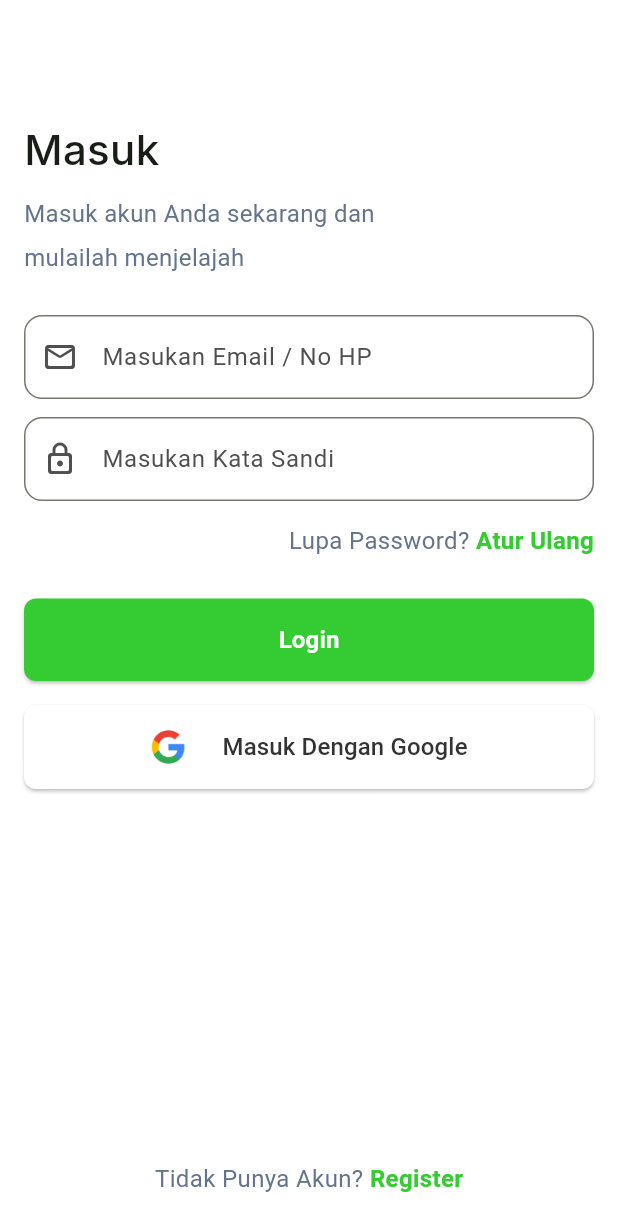
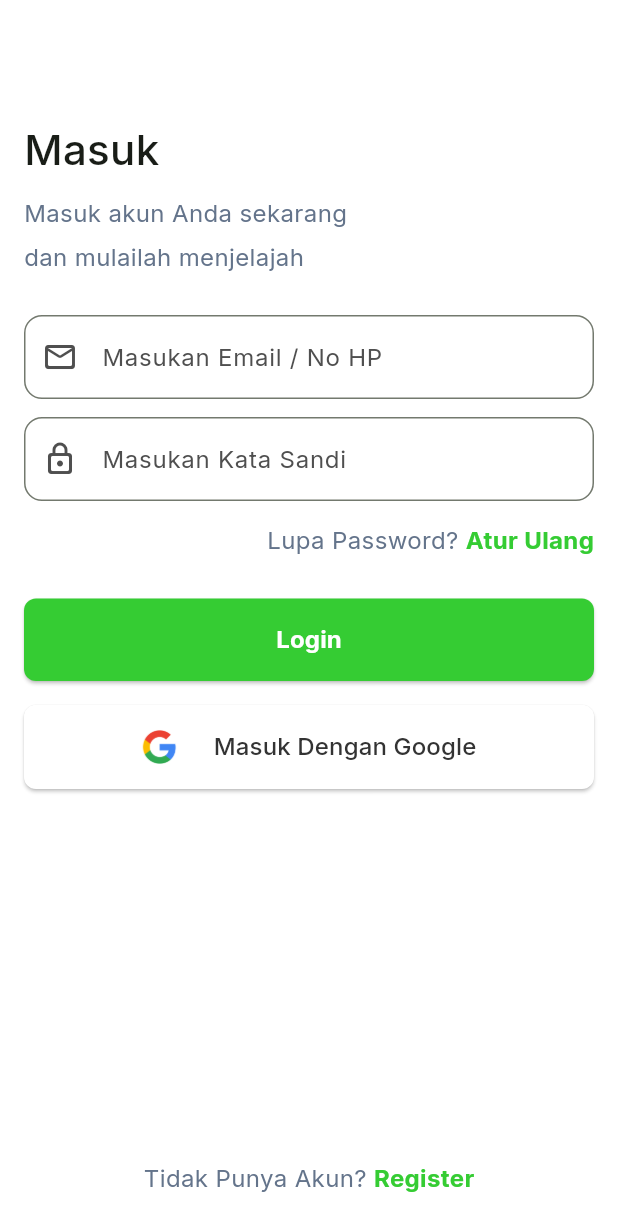
Before and after one commit to RecyThing/RecyThing-Mobile, a Flutter app: the screen it shows after launch, on a phone screen of 412 x 824 dp. Shown: the top 1231 px of the screen. Run offline on Flutter 3.47's test engine with Material 2 defaults, Android fonts, the phone set to English and light mode, and no system bars; our stand-ins replace carousel_slider, google_fonts.

Commit message:
add profile in main.dart

```diff
--- a/recything_mobile/lib/constants/pallete.dart
+++ b/recything_mobile/lib/constants/pallete.dart
@@ -57,10 +57,7 @@ class ThemeFont {
     fontSize: 40,
     fontWeight: FontWeight.w300,
   );
-  static TextStyle interText = GoogleFonts.inter(
-    fontSize: 16,
-    fontWeight: FontWeight.w400,
-  );
+  static TextStyle interText = GoogleFonts.inter();
 
   static TextStyle mulishText = GoogleFonts.mulish(
     fontSize: 22,
--- a/recything_mobile/lib/main.dart
+++ b/recything_mobile/lib/main.dart
@@ -1,6 +1,7 @@
 import 'package:flutter/material.dart';
 import 'package:recything_mobile/constants/pallete.dart';
 import 'package:recything_mobile/screens/dashboard.dart';
+import 'package:recything_mobile/screens/home/pages/profile_screen.dart';
 import 'package:recything_mobile/screens/login/login_screen.dart';
 
 void main() {
@@ -16,13 +17,15 @@ class MyApp extends StatelessWidget {
     return MaterialApp(
       title: 'Flutter Demo',
       theme: ThemeData(
+        fontFamily: "Inter",
         colorScheme: ColorScheme.fromSeed(seedColor: Pallete.main),
         useMaterial3: true,
       ),
       initialRoute: '/login',
       routes: {
         '/login': (context) => const LoginScreen(),
-        '/dashboard': (context) => const Dasboard()
+        '/dashboard': (context) => const Dasboard(),
+        '/profile': (context) => const ProfileScreen()
       },
     );
   }
--- a/recything_mobile/lib/screens/dashboard.dart
+++ b/recything_mobile/lib/screens/dashboard.dart
@@ -1,6 +1,6 @@
 import 'package:flutter/material.dart';
 import 'package:recything_mobile/constants/pallete.dart';
-import 'package:recything_mobile/screens/home/home_screen.dart';
+import 'package:recything_mobile/screens/home/pages/home_screen.dart';
 
 class Dasboard extends StatefulWidget {
   const Dasboard({super.key});
--- a/recything_mobile/lib/screens/home/widgets/home_header.dart
+++ b/recything_mobile/lib/screens/home/widgets/home_header.dart
@@ -45,7 +45,9 @@ class HomeHeader extends StatelessWidget {
             ],
           ),
         ),
-        Container(
+        GestureDetector(
+          onTap: () => Navigator.pushNamed(context, '/profile'),
+          child: Container(
             margin: const EdgeInsets.only(left: 16),
             padding: const EdgeInsets.all(12),
             decoration: BoxDecoration(
@@ -57,6 +59,7 @@ class HomeHeader extends StatelessWidget {
               style: ThemeFont.interText.copyWith(
                   fontWeight: FontWeight.bold, color: Pallete.textMainButton),
             ),
+          ),
         )
       ]),
     );
```
Also changed, not shown: recything_mobile/lib/screens/home/pages/profile_screen.dart (added, +29 -0 lines), recything_mobile/lib/screens/home/pages/home_screen.dart (renamed from recything_mobile/lib/screens/home/home_screen.dart). Lines whose indentation alone changed are shown as unchanged.
